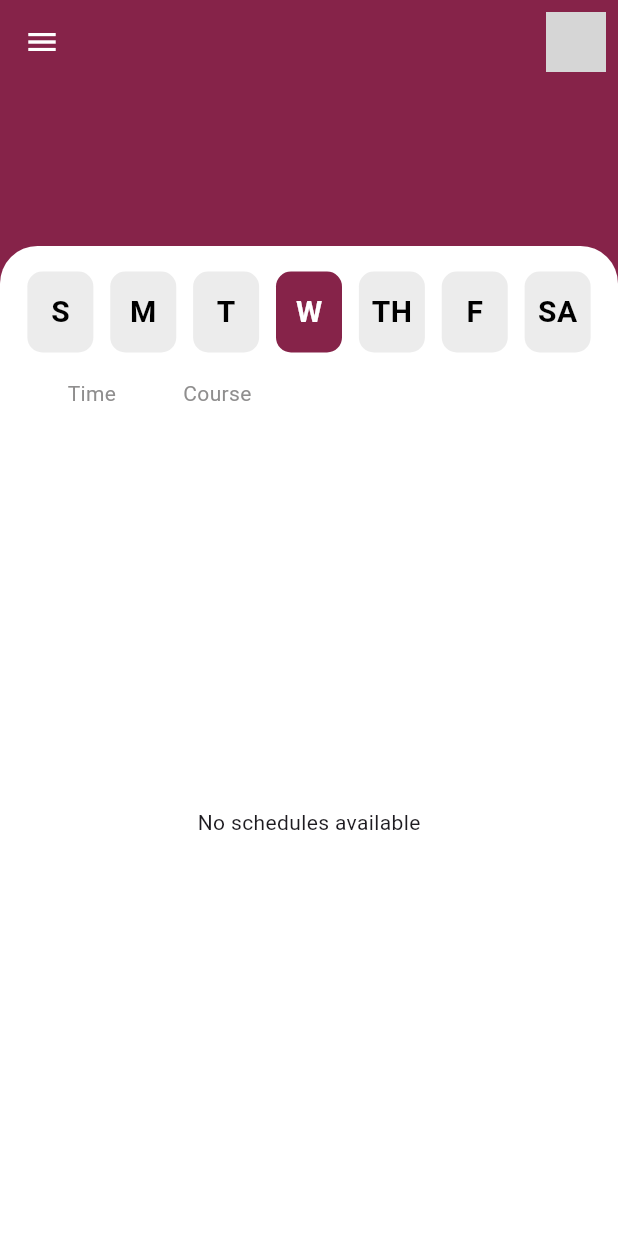
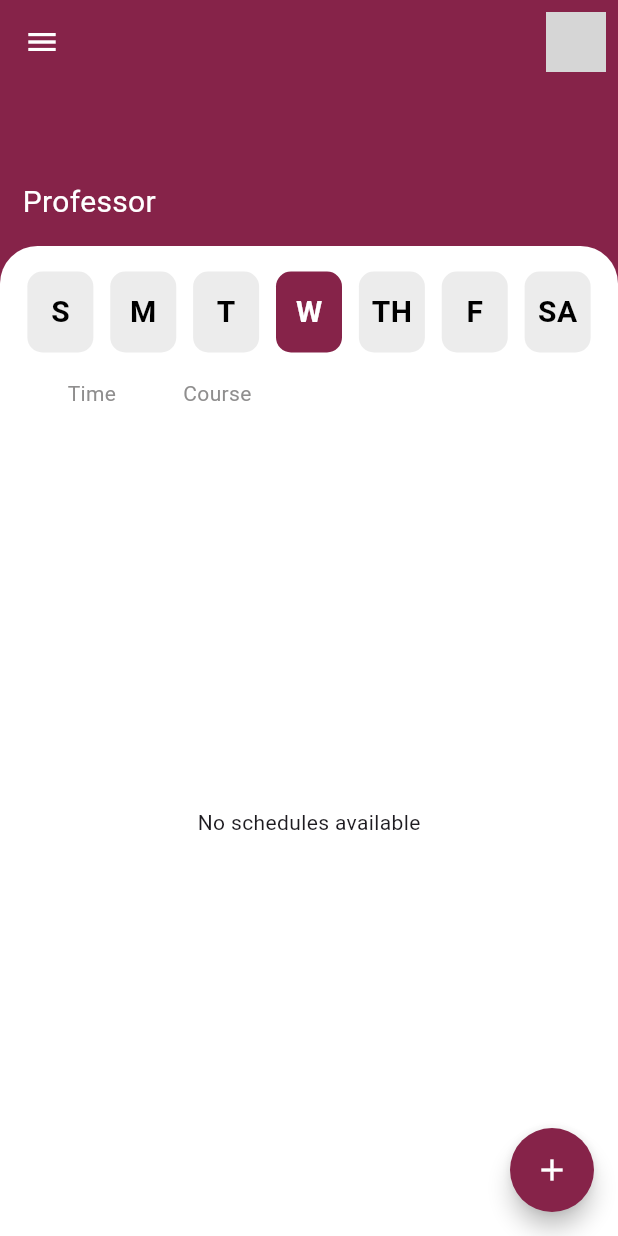
Before and after one commit to gabrielSantoc/EUCcheduler-Teacher-, a Flutter app: the screen it shows once a user with an empty profile is signed in, on a phone screen of 412 x 824 dp. Run offline on Flutter 3.47's test engine with Material 3 defaults, Android fonts, the phone set to English and light mode, and no system bars; our stand-ins replace badges, hive, hive_flutter, image_picker, loading_animation_widget, shimmer_animation and 1 more; accounts and stored records are empty; network calls fail; grey boxes are pictures that could not be loaded.

```diff
--- a/lib/model/schedule_model.dart
+++ b/lib/model/schedule_model.dart
@@ -5,6 +5,9 @@ class SchedModel {
   late final int schedId;
   late final String profName;
   late final String subject;
+
+  late final String section;
+
   late final String startTime;
   late final String endTime;
   late final String dayOfWeek;
@@ -14,6 +17,9 @@ class SchedModel {
     required this.schedId,
     required this.profName,
     required this.subject,
+
+    required this.section,
+
     required String rawStartTime,
     required String rawEndTime,
     required this.dayOfWeek,
@@ -30,6 +36,7 @@ class SchedModel {
         schedId: json['schedule_id'],
         profName: json['professor_name'],
         subject: json['subject'],
+        section: json['section'],
         rawStartTime: json['start_time'],
         rawEndTime: json['end_time'],
         dayOfWeek: json['day_of_week'],
--- a/lib/model/user_model.dart
+++ b/lib/model/user_model.dart
@@ -1,8 +1,8 @@
 
 
 class UserModel {
-  late final String firstName;
-  late final String lastName;
+  late final String? firstName;
+  late final String? lastName;
   late final String email;
   late final String? section;
   late final String birthday;
--- a/lib/screens/teacher_screen.dart
+++ b/lib/screens/teacher_screen.dart
@@ -70,11 +70,24 @@ class TeacherScreenState extends State<TeacherScreen> {
         filePath: data['file_path']
       );
     }
-    await boxUserCredentials.put("filePath", userInfo!.filePath);
-    await boxUserCredentials.put("section", userInfo!.section);
+
+    //para sure na may laman
+    if (userInfo!.filePath != null) {
+      await boxUserCredentials.put("filePath", "${userInfo!.filePath}");
+    }
+
+    if (userInfo!.firstName != null && userInfo!.lastName != null) {
+      await boxUserCredentials.put("profName", "${userInfo!.firstName} ${userInfo!.lastName}");
+    }
+
+
+
+    // await boxUserCredentials.put("filePath", "${userInfo!.filePath}");
+    // await boxUserCredentials.put("profName", "${userInfo!.firstName} ${userInfo!.lastName}");
+
+    print("PROF FULL NAME HIVEEE::: ${boxUserCredentials.get("profName")}");
     //to make sure hive has content before fetching profile picture
     loadProfileImage();
-    print("SECTIONNNN :::: ${boxUserCredentials.get("section")}");
     setState(() {});
   }
 
@@ -86,17 +99,29 @@ class TeacherScreenState extends State<TeacherScreen> {
     // Ensure the size doesn't exceed a maximum value
     size = size.clamp(40, 50).toDouble();
     return Scaffold(
+      floatingActionButton: FloatingActionButton(
+        onPressed: (){
+
+        },
+
+        shape: const CircleBorder(),
+        backgroundColor: MAROON,
+        child: const Icon(
+          Icons.add,
+          color: WHITE,
+        ),
+      ),
       backgroundColor: MAROON,
       appBar: AppBar(
         backgroundColor: MAROON,
         iconTheme: const IconThemeData(color: Colors.white),
         actions: [
           Padding(
-            padding: EdgeInsets.all(8.0),
+            padding: const EdgeInsets.all(8.0),
             child: CircleAvatar(
               backgroundImage: profileImageUrl != null
               ? NetworkImage(profileImageUrl!)
-              : AssetImage('assets/images/placeholder.png')
+              : const AssetImage('assets/images/placeholder.png')
               as ImageProvider,
             ),
           ),
@@ -136,25 +161,24 @@ class TeacherScreenState extends State<TeacherScreen> {
                 ),
 
                 const SizedBox(height: 6),
-                userInfo != null
-                ?
-                Text(
-                  "${userInfo!.section}",
+                // userInfo != null
+                const Text(
+                  "Professor",
                   style: const TextStyle(
                     fontSize: 20,
                     color: WHITE,
                   ),
                 )
-                : Shimmer(
-                  child: Container(
-                    height: 30,
-                    width: 100,
-                    decoration: BoxDecoration(
-                      color: const Color.fromARGB(26, 158, 158, 158),
-                      borderRadius: BorderRadius.circular(10)
-                    ),
-                  )
-                ),
+                // : Shimmer(
+                //   child: Container(
+                //     height: 30,
+                //     width: 100,
+                //     decoration: BoxDecoration(
+                //       color: const Color.fromARGB(26, 158, 158, 158),
+                //       borderRadius: BorderRadius.circular(10)
+                //     ),
+                //   )
+                // ),
               ],
             ),
           ),
@@ -241,8 +265,12 @@ class ScheduleList extends StatefulWidget {
   final ScrollController scrollController;
   final VoidCallback refreshUserInfo;
 
-  const ScheduleList(
-      {super.key, required this.selectedDay, required this.scrollController, required this.refreshUserInfo});
+  const ScheduleList({
+    super.key,
+    required this.selectedDay,
+    required this.scrollController,
+    required this.refreshUserInfo
+  });
 
   @override
   State<ScheduleList> createState() => _ScheduleListState();
@@ -254,7 +282,8 @@ class _ScheduleListState extends State<ScheduleList> {
   Map<int, bool> newAnnouncementsMap = {};
   late Box<String> announcementsBox;
   Map<int, String> latestAnnouncementTimes = {};
-  late String section = boxUserCredentials.get("section");
+
+  late String profName = boxUserCredentials.get("profName");
 
   @override
   void initState() {
@@ -280,11 +309,14 @@ class _ScheduleListState extends State<ScheduleList> {
   Future<List<SchedModel>> fetchSched() async {
     // If section is not provided, wait for it to be available in Hive
     await waitForSection();
-    section = boxUserCredentials.get("section");
+    profName = boxUserCredentials.get("profName");
 
     try {
       final response =
-          await supabase.from('tbl_schedule').select().eq('section', section);
+        await supabase
+        .from('tbl_schedule')
+        .select()
+        .eq('professor_name', profName);
 
       return SchedModel.jsonToList(response);
     } catch (e) {
@@ -294,7 +326,7 @@ class _ScheduleListState extends State<ScheduleList> {
   }
 
   Future<void> waitForSection() async {
-    while (boxUserCredentials.get("section") == null) {
+    while (boxUserCredentials.get("profName") == null) {
       await Future.delayed(const Duration(milliseconds: 100));
     }
   }
@@ -371,32 +403,46 @@ class _ScheduleListState extends State<ScheduleList> {
 
   @override
   Widget build(BuildContext context) {
+
     return RefreshIndicator(
       onRefresh: loadData,
       child: FutureBuilder<List<SchedModel>>(
         future: schedFuture,
         builder: (context, snapshot) {
+
           if (snapshot.connectionState == ConnectionState.waiting) {
+
             return Column(
+
               children: [
+
                 const SizedBox(height: 50),
+
                 Center(
                   child: LoadingAnimationWidget.staggeredDotsWave(
                     color: MAROON,
                     size: 50,
                   ),
                 ),
+
                 const SizedBox(height: 10),
+
                 const Text(
                   "Just a moment, retrieving schedule...",
                   style: TextStyle(color: GRAY, fontSize: 15),
                 )
+
               ],
             );
+
           } else if (snapshot.hasError) {
+
             return Center(child: Text('Error: ${snapshot.error}'));
+
           } else if (!snapshot.hasData || snapshot.data!.isEmpty) {
+
             return const Center(child: Text('No schedules available'));
+
           }
 
           List<SchedModel> allSched = snapshot.data!;
@@ -411,26 +457,31 @@ class _ScheduleListState extends State<ScheduleList> {
             itemBuilder: (context, index) {
               var schedule = filteredSchedules[index];
               bool isCurrentTime = checkIfCurrentTime(
-                  schedule.startTime, schedule.endTime, schedule.dayOfWeek);
+                schedule.startTime,
+                schedule.endTime,
+                schedule.dayOfWeek
+              );
+
               print("DAY OF WEEEEK :::: ${schedule.dayOfWeek}");
-              bool hasNewAnnouncement =
-                  newAnnouncementsMap[schedule.schedId] ?? false;
+
+              bool hasNewAnnouncement = newAnnouncementsMap[schedule.schedId] ?? false;
 
               return ScheduleListItem(
                 schedule: schedule,
                 isCurrentTime: isCurrentTime,
                 hasNewAnnouncement: hasNewAnnouncement,
                 onTap: () {
-                  updateLastViewedTime(schedule
-                      .schedId); //only updates hive when sched is tapped
+                  updateLastViewedTime(
+                    schedule.schedId
+                  ); //only updates hive when sched is tapped
                   Navigator.push(
                     context,
                     MaterialPageRoute(
                       builder: (context) => ViewPage(
                         startTime: schedule.startTime,
                         endTime: schedule.endTime,
-                        profName: schedule.profName,
                         subjectName: schedule.subject,
+                        section: schedule.section,
                         schedId: schedule.schedId,
                       ),
                     ),
--- a/lib/shared/constants.dart
+++ b/lib/shared/constants.dart
@@ -63,10 +63,10 @@ class DrawerClass extends StatelessWidget {
   final VoidCallback onProfileImageChanged;
 
   const DrawerClass({
-    Key? key,
+    super.key,
     required this.profileImageUrl,
     required this.onProfileImageChanged,
-  }) : super(key: key);
+  });
 
   Future<void> pickAndUploadImage() async {
     final picker = ImagePicker();
--- a/pubspec.yaml
+++ b/pubspec.yaml
@@ -67,8 +67,8 @@ flutter:
   uses-material-design: true
 
   # To add assets to your application, add an assets section, like this:
-  # assets:
-  #   - images/a_dot_burr.jpeg
+  assets:
+    - assets/images/
   #   - images/a_dot_ham.jpeg
 
   # An image asset can refer to one or more resolution-specific "variants", see
```
Also changed, not shown: lib/auth/register.dart (+0 -29 lines), lib/screens/view_page.dart (+7 -4 lines), lib/shared/button.dart (+4 -4 lines), lib/shared/schedule_list_item.dart (+6 -4 lines), assets/images/emoji.png (added), assets/images/placeholder.png (added), assets/images/wally.jpg (added).
